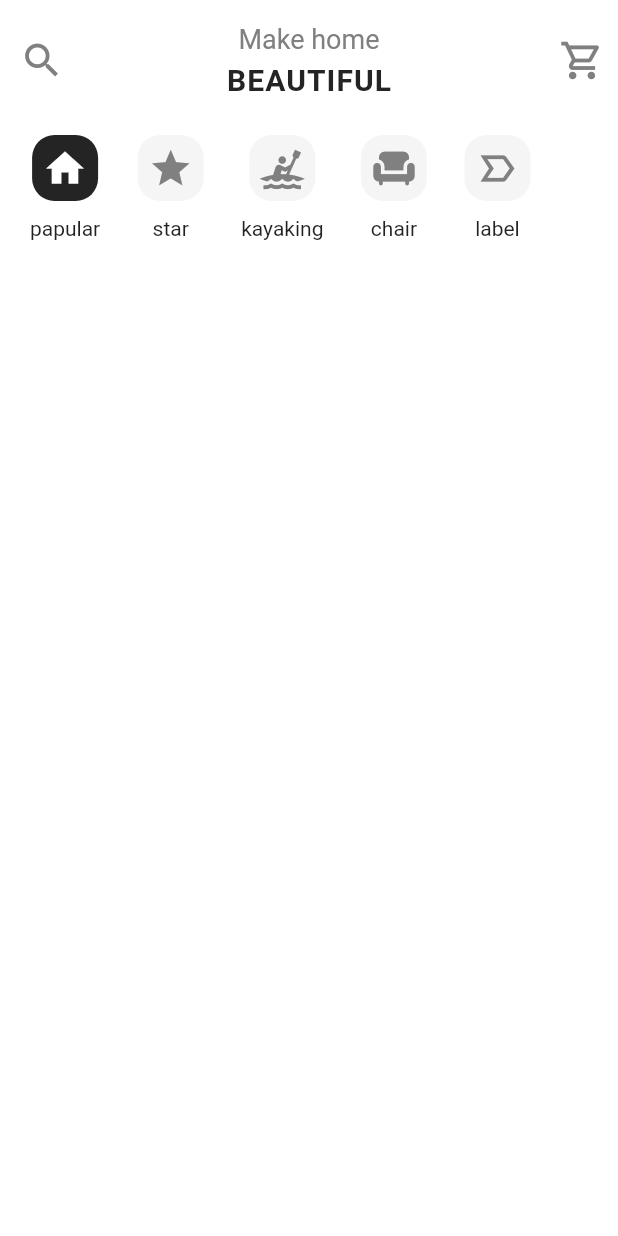
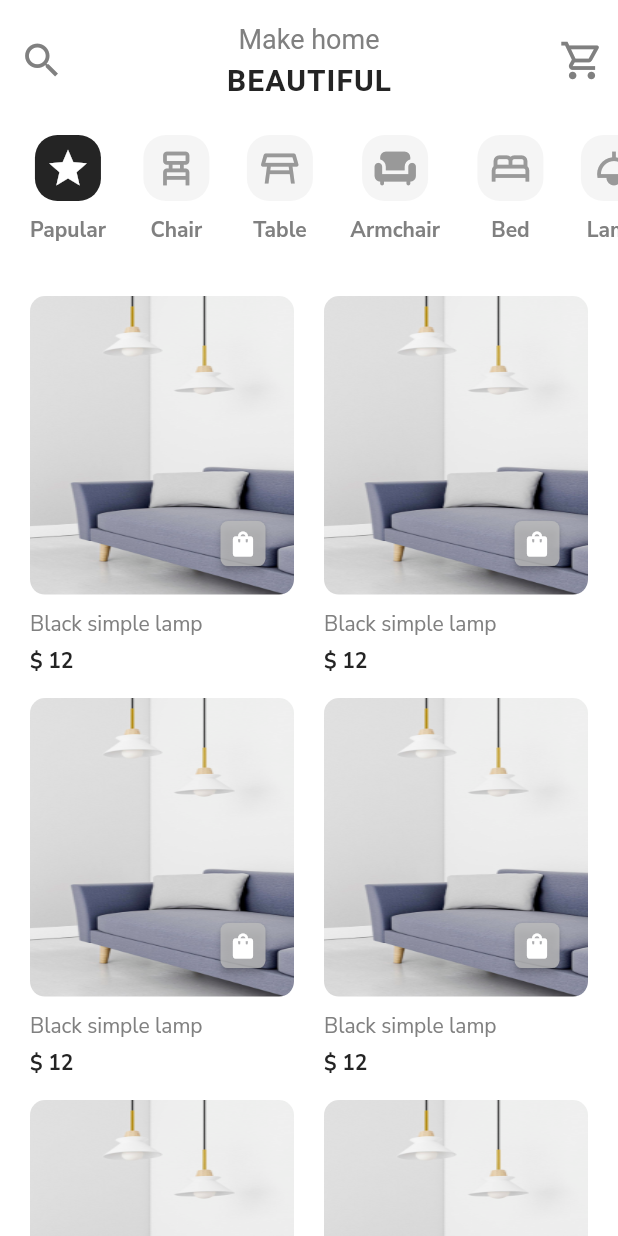
Before and after one commit to karimheiba/Furniture_shopping, a Flutter app: the HomeScreenTab screen opened directly, on a phone screen of 412 x 824 dp. Run offline on Flutter 3.47's test engine with Material 2 defaults, Android fonts, the phone set to English and light mode, and no system bars.

Commit message:
home screen

```diff
--- a/lib/screen/login.dart
+++ b/lib/screen/login.dart
@@ -64,7 +64,7 @@ class Login extends StatelessWidget {
           Text(
             "Forgot password",
             style: TextStyle(
-                fontSize: 18, fontWeight: FontWeight.w600, color: primary),
+                fontSize: 18, fontWeight: FontWeight.w600, color: primary,fontFamily: "NunitoSans"),
           ),
           SizedBox(
             height: 40,
@@ -86,7 +86,7 @@ class Login extends StatelessWidget {
               child: Text(
                 "Sign Up",
                 style: TextStyle(
-                    fontSize: 18, fontWeight: FontWeight.w600, color: primary),
+                    fontSize: 18, fontWeight: FontWeight.w600, color: primary,fontFamily: "NunitoSans"),
               )),
           SizedBox(
             height: 37,
--- a/lib/screen/main_tab_screens/home_tab_screen.dart
+++ b/lib/screen/main_tab_screens/home_tab_screen.dart
@@ -1,6 +1,9 @@
+import 'package:flutter/cupertino.dart';
 import 'package:flutter/material.dart';
+import 'package:flutter/painting.dart';
 
 import 'package:furniture_shopping_app/widget/category_list.dart';
+import 'package:furniture_shopping_app/widget/prudact_list.dart';
 
 import '../../constans/colors.dart';
 
@@ -39,6 +42,11 @@ class HomeScreenTab extends StatelessWidget {
               padding: const EdgeInsets.symmetric(vertical: 10.0),
               child: CategoryList(),
             ),
+
+
+            // test prudact card
+PrudactList()
+
           ],
         ),
     );
--- a/lib/screen/signup.dart
+++ b/lib/screen/signup.dart
@@ -84,10 +84,10 @@
   Row(
     mainAxisAlignment: MainAxisAlignment.center,
     children: [
-      Text("Already have account?",style: TextStyle(fontSize:14,fontWeight: FontWeight.w600,color: textSecondary ),),
+      Text("Already have account?",style: TextStyle(fontSize:14,fontWeight: FontWeight.w600,color: textSecondary ,fontFamily: "NunitoSans"),),
       TextButton(
         onPressed: (){},
-         child: Text("SIGN IN",style: TextStyle(fontSize:14,fontWeight: FontWeight.w700,color: primary ),
+         child: Text("SIGN IN",style: TextStyle(fontSize:14,fontWeight: FontWeight.w700,color: primary,fontFamily: "NunitoSans" ),
          )
          ),
     ],
--- a/lib/widget/category_list.dart
+++ b/lib/widget/category_list.dart
@@ -1,3 +1,4 @@
+import 'package:flutter/gestures.dart';
 import 'package:flutter/material.dart';
 
 import '../constans/colors.dart';
@@ -11,11 +12,12 @@ class _CategoryListState extends State<CategoryList> {
   // CategoryList({required this.label,required this.icon})
      Map<String , IconData> _icons={
 
-   "papular": Icons.home,
-    "star": Icons.star,
-    "kayaking": Icons.kayaking,
-   "chair":  Icons.chair,
-   "label":  Icons.label_important_outline,
+   "Papular": Icons.star,
+    "Chair": Icons.chair_alt,
+    "Table": Icons.table_restaurant_outlined,
+   "Armchair":  Icons.chair_rounded,
+   "Bed":  Icons.bed_outlined,
+   "Lamp": Icons.light_sharp
   };
 
   int currentIndex=0;
@@ -23,15 +25,16 @@ class _CategoryListState extends State<CategoryList> {
   @override
   Widget build(BuildContext context) {
     return
-          Padding(
-            padding: const EdgeInsets.symmetric(horizontal: 20.0),
-            child: SizedBox(
-              height: 100,
+          SizedBox(
+            height: MediaQuery.of(context).size.height/10,
             child: ListView.separated(
+              padding: EdgeInsets.symmetric(horizontal: 20),
+
               separatorBuilder:((context, index) {
                 return  SizedBox(width: 25);
 
               }),
+
               scrollDirection: Axis.horizontal,
               itemCount: _icons.length,
               itemBuilder: ((context, index) {
@@ -50,17 +53,16 @@ setState(() {
                    borderRadius: BorderRadius.circular(15),
                       color: currentIndex== index ? primary: disabledField
                     ),
-                      child: Icon(_icons.values.toList()[index],color:  currentIndex== index ? Colors.white:textSecondary,size: 30,),
+                    child: Icon(_icons.values.elementAt(index),color:  currentIndex== index ? Colors.white:disabledButton,size: 30,),
                   ),
                   Padding(
                     padding: const EdgeInsets.only(top: 10.0),
-                      child: Text( _icons.keys.toList()[index]),
+                    child: Text( _icons.keys.elementAt(index),style: TextStyle(fontSize: 14,fontWeight: FontWeight.w600,fontFamily: "NunitoSans",color: textSecondary),),
                   ),
                 ],
               ),
             );
            })),
-            )
           );
 
 
--- a/lib/widget/custom_text_formfield.dart
+++ b/lib/widget/custom_text_formfield.dart
@@ -24,9 +24,9 @@ class _CustomTextFormFieldState extends State<CustomTextFormField> {
               UnderlineInputBorder(borderSide: BorderSide(color: primary)),
           floatingLabelBehavior: FloatingLabelBehavior.always,
           floatingLabelStyle: TextStyle(
-              fontSize: 19, fontWeight: FontWeight.w400, color: textSecondary),
+              fontSize: 19, fontWeight: FontWeight.w400, color: textSecondary,fontFamily: "NunitoSans"),
           labelStyle: TextStyle(
-              fontSize: 19, fontWeight: FontWeight.w400, color: textSecondary),
+              fontSize: 19, fontWeight: FontWeight.w400, color: textSecondary,fontFamily: "NunitoSans"),
           contentPadding: EdgeInsets.symmetric(vertical: 20),
           label: Text(widget.label),
           suffixIcon: widget.showSuffix? IconButton(onPressed: (){
--- /dev/null
+++ b/lib/widget/prudact_list.dart
@@ -0,0 +1,81 @@
+import 'package:flutter/gestures.dart';
+import 'package:flutter/material.dart';
+import 'package:flutter/src/foundation/key.dart';
+import 'package:flutter/src/widgets/framework.dart';
+import 'package:furniture_shopping_app/constans/colors.dart';
+
+class PrudactList extends StatelessWidget {
+  const PrudactList({Key? key}) : super(key: key);
+
+  @override
+  Widget build(BuildContext context) {
+    return Expanded(
+      child: GridView.builder(
+
+        shrinkWrap: true,
+
+        padding: EdgeInsets.symmetric(horizontal: 20,vertical: 15),
+
+
+        gridDelegate:SliverGridDelegateWithFixedCrossAxisCount(crossAxisCount: 2,
+        mainAxisExtent: 253,
+
+        // childAspectRatio:.75,
+        crossAxisSpacing: 20,
+        mainAxisSpacing: 15,
+
+        ) ,
+
+        itemCount: 10,
+      itemBuilder: (context,index){
+        return   SizedBox(
+          height: 253,
+        width: 157,
+          child: Column(
+                    crossAxisAlignment: CrossAxisAlignment.start,
+                    children: [
+                      Expanded(
+                        child: Container(
+
+
+
+
+                          alignment: Alignment.bottomRight,
+                          decoration: BoxDecoration(
+                            borderRadius: BorderRadius.circular(10),
+                            image: DecorationImage(image: AssetImage("assets/images/maskGroup.png",),fit: BoxFit.fill)
+
+                          ),
+
+                          child: Padding(
+                            padding: const EdgeInsets.only(bottom: 10.0,right: 10),
+                            child:MaterialButton(
+                              shape: RoundedRectangleBorder(borderRadius: BorderRadius.circular(5)),
+                              height: 30,
+                              minWidth: 30,
+                           padding: EdgeInsets.all(0),
+
+
+                              color: Color.fromRGBO(188, 188, 188, 100).withOpacity(.8),
+                              onPressed: (){},child:  Icon(Icons.shopping_bag,size: 20,color: Colors.white,)
+                            )
+
+                          ),
+                        ),
+                      ),
+                      SizedBox(height: 10,),
+                      Text("Black simple lamp",style: TextStyle(fontSize: 14,fontWeight: FontWeight.w400,color: textSecondary,fontFamily: "NunitoSans"),),
+                      SizedBox(height: 6,),
+                      Text("\$ 12",style: TextStyle(fontSize: 14,fontWeight: FontWeight.w700,color: primary,fontFamily: "NunitoSans"))
+                    ],
+                  ),
+        );
+
+      },
+
+
+      ),
+    );
+
+  }
+}
--- a/lib/widget/sign_button.dart
+++ b/lib/widget/sign_button.dart
@@ -19,7 +19,7 @@ final VoidCallback onPressed;
       height: 50,
       color: primary,
 
-    child:Text(text,style: TextStyle(fontSize: 18,fontWeight: FontWeight.w600,),
+    child:Text(text,style: TextStyle(fontSize: 18,fontWeight: FontWeight.w600,fontFamily: "NunitoSans"),
     ),
     );
 
```
Also changed, not shown: lib/screen/boarding.dart (+4 -4 lines), lib/screen/main_tab_screens/notification_tab.dart (+3 -5 lines), pubspec.yaml (+6 -6 lines), assets/fonts/nunitoSans/NunitoSans-Bold.ttf (added), assets/fonts/nunitoSans/NunitoSans-Regular.ttf (added), 8 other files. Lines whose indentation alone changed are shown as unchanged.
